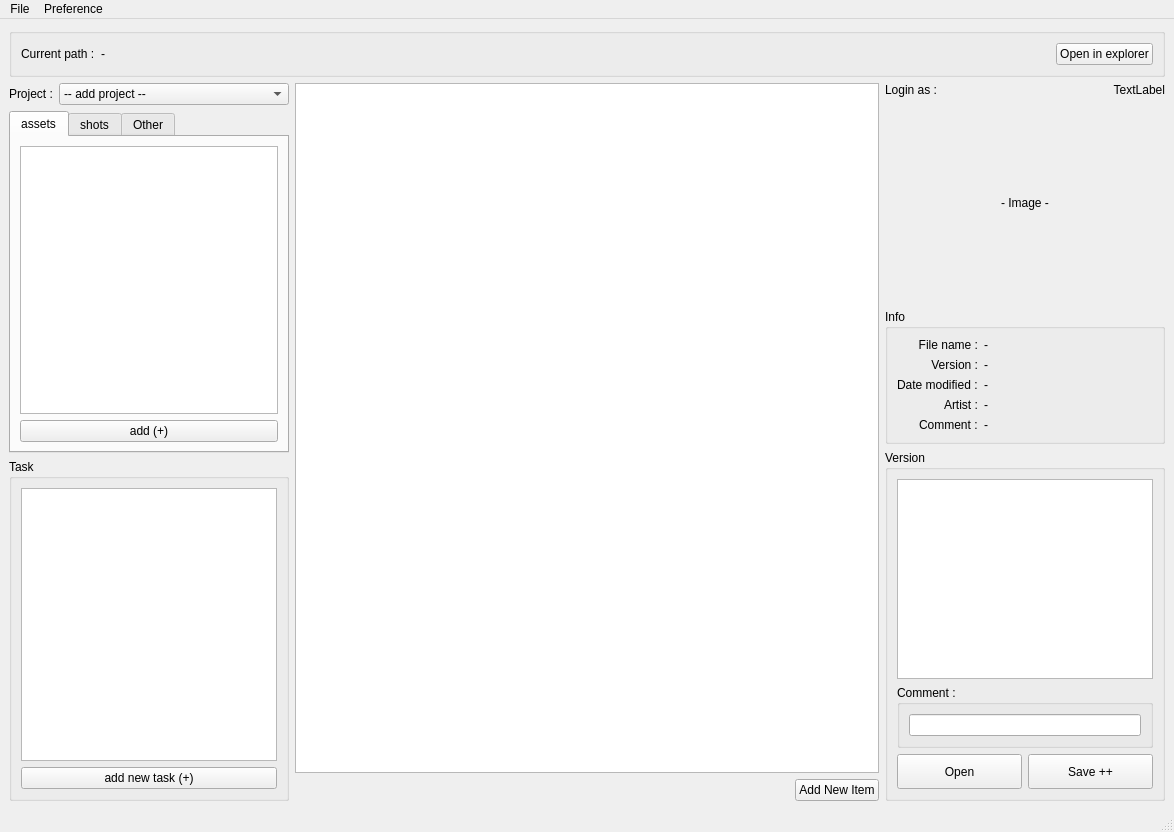
Shayen/sal_pipeline, file ui/projectExplorer.ui: the form before one commit.
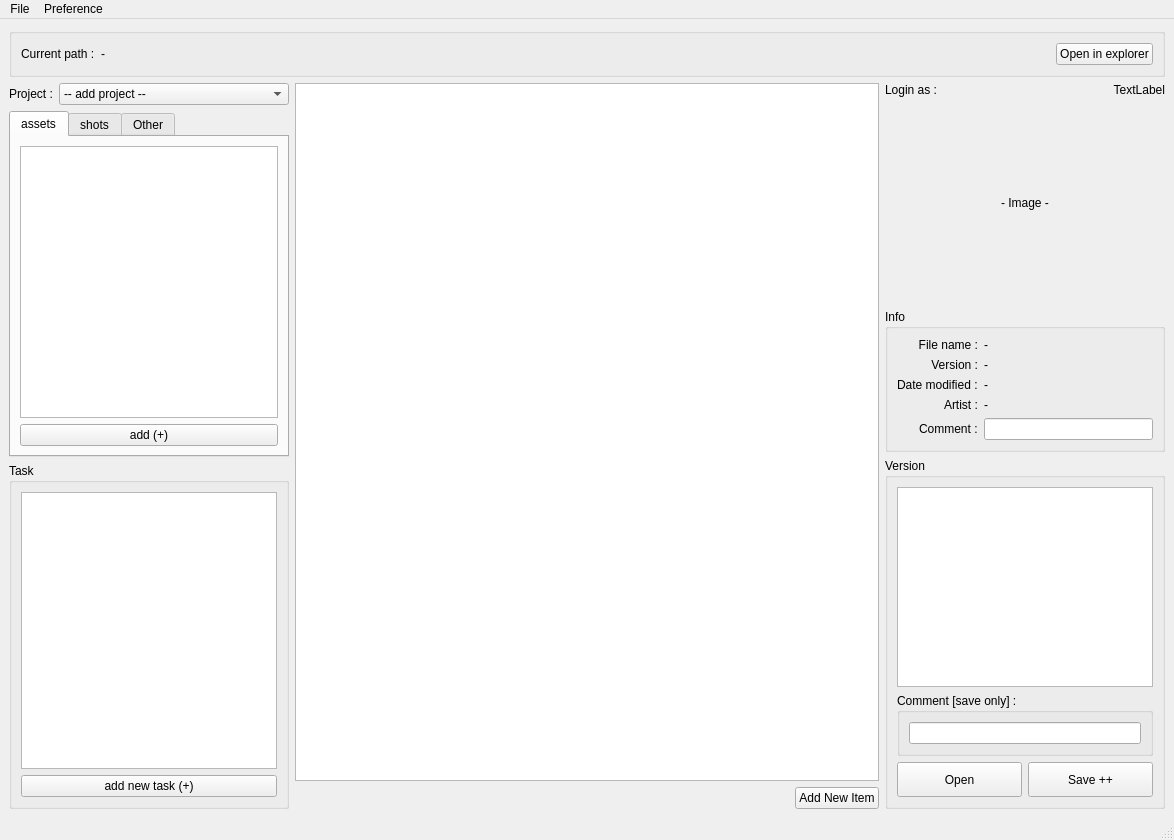
The form after the commit.

The edit to the form file:
```diff
--- a/ui/projectExplorer.ui
+++ b/ui/projectExplorer.ui
@@ -7,7 +7,7 @@
     <x>0</x>
     <y>0</y>
     <width>1174</width>
-    <height>807</height>
+    <height>809</height>
    </rect>
   </property>
   <property name="windowTitle">
@@ -305,26 +305,7 @@
             </widget>
            </item>
            <item row="4" column="1">
-            <widget class="QLabel" name="label_comment">
-             <property name="lineWidth">
-              <number>1</number>
-             </property>
-             <property name="text">
-              <string>-</string>
-             </property>
-             <property name="wordWrap">
-              <bool>true</bool>
-             </property>
-             <property name="margin">
-              <number>0</number>
-             </property>
-             <property name="indent">
-              <number>-4</number>
-             </property>
-             <property name="openExternalLinks">
-              <bool>false</bool>
-             </property>
-            </widget>
+            <widget class="QLineEdit" name="label_comment"/>
            </item>
           </layout>
          </widget>
@@ -348,7 +329,7 @@
            <item>
             <widget class="QGroupBox" name="groupBox_2">
              <property name="title">
-              <string>Comment :</string>
+              <string>Comment [save only] :</string>
              </property>
              <layout class="QVBoxLayout" name="verticalLayout_2">
               <item>
```
